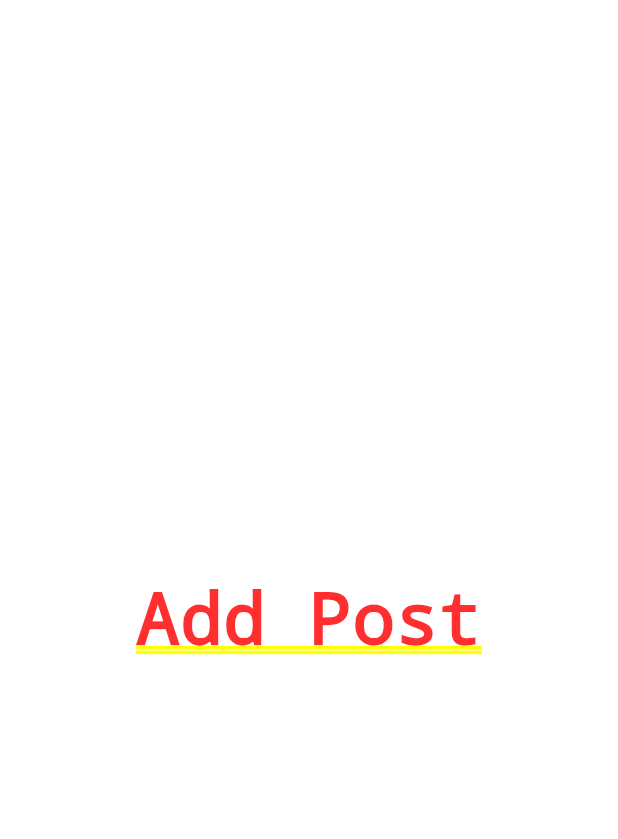
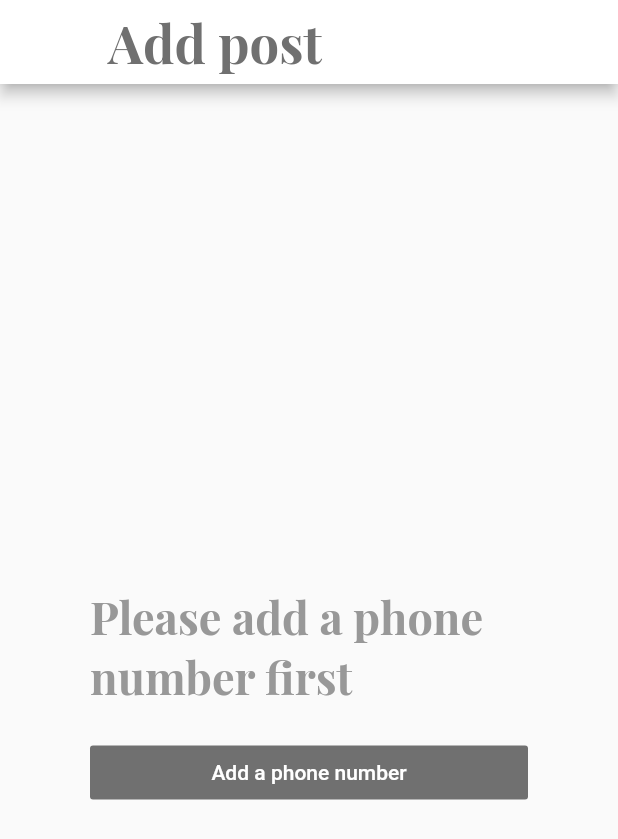
Before and after one commit to RaedGhazal/Give_it, a Flutter app: the screen it shows after launch, after a tap on the "add" icon, on a phone screen of 412 x 824 dp. Shown: the top 839 px of the screen. Run offline on Flutter 3.47's test engine with Material 2 defaults, Android fonts, the phone set to English and light mode, and no system bars; our stand-ins replace google_fonts, material_design_icons_flutter.

Commit message:
design a page to direct the user to make an account before adding a post

```diff
--- /dev/null
+++ b/mobile_app/lib/models/account.dart
@@ -0,0 +1,7 @@
+
+
+
+//TODO: fix this
+bool get isSignedIn {
+  return false;
+}
--- a/mobile_app/lib/pages/addPostPage.dart
+++ b/mobile_app/lib/pages/addPostPage.dart
@@ -8,8 +8,57 @@ class AddPostPage extends StatefulWidget {
 class _AddPostPageState extends State<AddPostPage> {
   @override
   Widget build(BuildContext context) {
-    return Center(
-      child: Text('Add Post'),
+    return Scaffold(
+      appBar: AppBar(
+        title: Text('Add post'),
+      ),
+      body: Padding(
+        padding: const EdgeInsets.only(
+          top: 50,
+          left: 60,
+          right: 60,
+        ),
+        child: Column(
+          mainAxisAlignment: MainAxisAlignment.center,
+          children: [
+            Center(
+              child: Text(
+                'Please add a phone number first',
+                style: Theme.of(context).textTheme.headline6,
+              ),
+            ),
+            const SizedBox(
+              height: 20,
+            ),
+            Row(
+              children: [
+                Expanded(
+                  child: FlatButton(
+                    child: Text(
+                      'Add a phone number',
+                      style: Theme.of(context)
+                          .textTheme
+                          .bodyText1
+                          .copyWith(color: Colors.white),
+                    ),
+                    color: grey,
+                    onPressed: () async {
+                      await Navigator.push(
+                        context,
+                        CupertinoPageRoute(
+                          builder: (context) => SignUpPage(),
+                        ),
+                      );
+
+                      setState(() {});
+                    },
+                  ),
+                ),
+              ],
+            ),
+          ],
+        ),
+      ),
     );
   }
 }
--- a/mobile_app/lib/pages/pages.dart
+++ b/mobile_app/lib/pages/pages.dart
@@ -1,15 +1,21 @@
 library pages;
 
 import 'package:flutter/material.dart';
+import 'package:flutter/cupertino.dart';
 
 import 'package:material_design_icons_flutter/icon_map.dart';
 
 import '../themes.dart';
 import '../widgets.dart';
+import '../models/account.dart';
 
 //All app pages
 part 'mainPage.dart';
+
 part 'signUpPage.dart';
+
 part 'homePage.dart';
+
 part 'addPostPage.dart';
+
 part 'settingsPage.dart';
--- a/mobile_app/lib/themes.dart
+++ b/mobile_app/lib/themes.dart
@@ -8,6 +8,13 @@ const lightGrey = const Color(0xff989898);
 
 //default app theme.
 final defaultTheme = ThemeData(
+    textTheme: TextTheme(
+      headline6: GoogleFonts.playfairDisplay(
+        color: lightGrey,
+        fontSize: 30,
+        fontWeight: FontWeight.bold,
+      ),
+    ),
     appBarTheme: AppBarTheme(
       color: Colors.white,
       textTheme: TextTheme(
```
